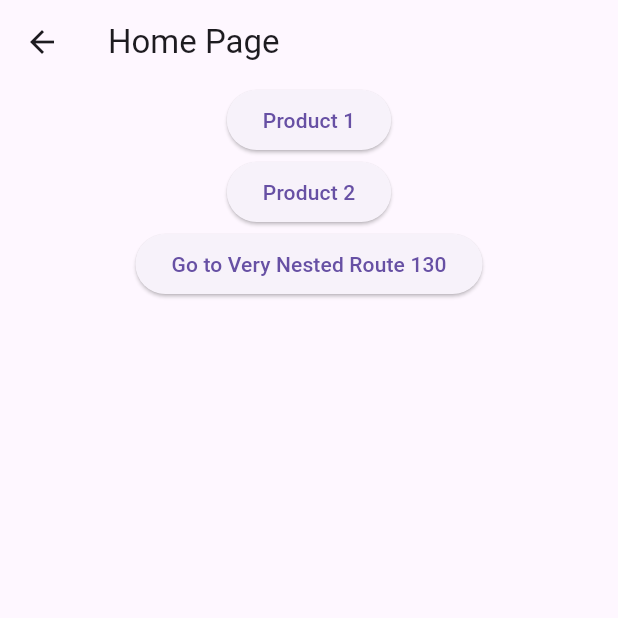
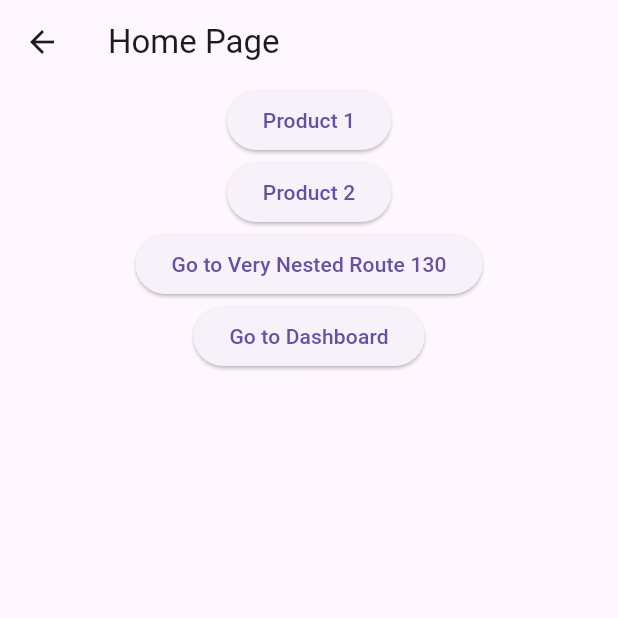
Before and after one commit to udcode/flutter_zero2hero, a Flutter app: the HomePage screen opened directly, on a phone screen of 412 x 824 dp, the top half of it. Run offline on Flutter 3.47's test engine with Material 3 defaults, Android fonts, the phone set to English and light mode, and no system bars; our stand-ins replace auto_route, bloc, equatable, flutter_bloc, flutter_easyloading, flutter_xlider.

Commit message:
auto route

```diff
--- a/lecture_6/lib/auto_route/app_router.dart
+++ b/lecture_6/lib/auto_route/app_router.dart
@@ -25,6 +25,27 @@ class AppRouter extends RootStackRouter {
 
     ),
     AutoRoute(
+      path: '/dashboard',
+      page: DashboardRoute.page,
+      children: [
+        RedirectRoute(path: '', redirectTo: 'users'),
+        CustomRoute(
+          page: UsersRoute.page,
+          path: 'users',
+          // TransitionsBuilders class contains a preset of common transitions builders.
+          transitionsBuilder: TransitionsBuilders.slideBottom,
+          durationInMilliseconds: 400,
+        ),
+        CustomRoute(
+          page: SettingsRoute.page,
+          path: 'settings',
+          transitionsBuilder: TransitionsBuilders.slideRight,
+          durationInMilliseconds: 400,
+        ),
+        CustomRoute(page: PostsRoute.page, path: 'posts'),
+      ],
+    ),
+    AutoRoute(
       path: '/product/:id/veryNestedRoute/:nestedId',
       page: VeryNestedRouteRoute.page,
 
--- a/lecture_6/lib/auto_route/home_page.dart
+++ b/lecture_6/lib/auto_route/home_page.dart
@@ -53,6 +53,16 @@ class _HomePageState extends State<HomePage> {
               },
               child: Text("Go to Very Nested Route 130"),
             ),
+
+
+            //navigate to dashboard
+            ElevatedButton(
+              onPressed: () {
+                // Navigate to the dashboard page
+                AutoRouter.of(context).pushNamed('/dashboard');
+              },
+              child: Text("Go to Dashboard"),
+            ),
           ],
         ),
       ),
```
Also changed, not shown: lecture_6/lib/auto_route/dashboard.dart (added, +77 -0 lines), lecture_6/lib/auto_route/app_router.gr.dart.
